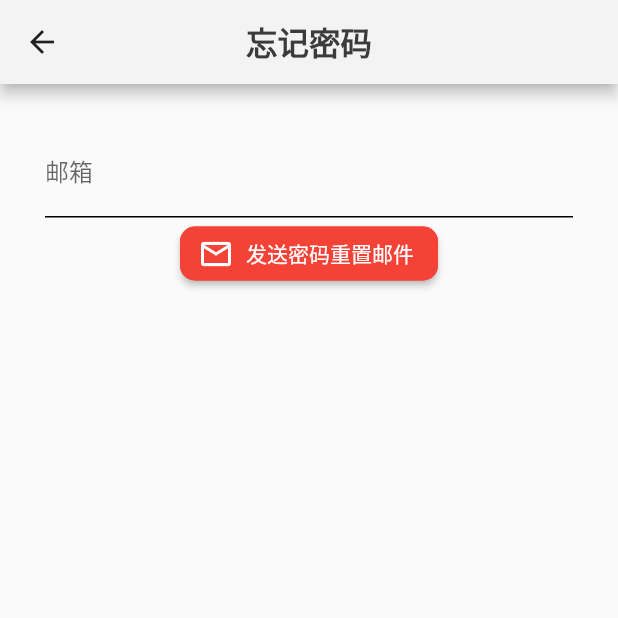
After one commit to Aiden1024/CSSA_APP, a Flutter app: the screen it shows after launch, after a tap on "忘记密码", on a phone screen of 412 x 824 dp, the top half of it. The commit adds this screen. Run offline on Flutter 3.47's test engine with Material 2 defaults, Android fonts, the light colour scheme and no system bars; our stand-ins replace cloud_firestore, file_picker, firebase_auth, firebase_core, firebase_storage, fluentui_icons and 4 more; missing offline and left inert: dart:ffi; accounts and stored records are empty.

Commit message:
reset password phase 1

```diff
--- /dev/null
+++ b/lib/screens/authenticate/forget_password.dart
@@ -0,0 +1,85 @@
+import 'package:flutter/material.dart';
+import 'package:utmcssa_app/utils/app_styles.dart';
+
+import '../../services/auth.dart';
+
+class ForgetPassword extends StatefulWidget {
+  const ForgetPassword({Key? key}) : super(key: key);
+
+  @override
+  State<ForgetPassword> createState() => _ForgetPasswordState();
+}
+
+class _ForgetPasswordState extends State<ForgetPassword> {
+  final _formKey = GlobalKey<FormState>();
+  final AuthService _auth = AuthService();
+  String email = '';
+  bool loading = false;
+  String error = '';
+
+  @override
+  Widget build(BuildContext context) {
+    return Scaffold(
+      appBar: AppBar(
+        backgroundColor: Styles.bgColor,
+        title: Text("忘记密码", style: Styles.headLineStyle2,),
+        centerTitle: true,
+        iconTheme: IconThemeData(color: Colors.black87),
+      ),
+
+      body: Container(
+        margin: EdgeInsets.symmetric(horizontal: Styles.standardHorizontalMargin, vertical: 30),
+        child: Form(
+          key: _formKey,
+          child: Column(
+            children: [
+              TextFormField(
+                  initialValue: '',
+                  validator: (val) =>
+                  val!.isEmpty ? '请输入邮箱地址' : null,
+                  onChanged: (val) {
+                    setState((() => email = val));
+                  },
+                  decoration: Styles.textInputDecoration2
+                      .copyWith(
+                      labelText: '邮箱',
+                      icon: null)),
+              ElevatedButton.icon(
+                icon: Icon(Icons.email_outlined),
+                  style: ButtonStyle(
+                      shape: MaterialStateProperty.all<
+                          RoundedRectangleBorder>(
+                          RoundedRectangleBorder(
+                              borderRadius:
+                              BorderRadius.circular(10.0),
+                              side: BorderSide(
+                                  color: Colors.red)))),
+                  onPressed: () async {
+                    if (_formKey.currentState!.validate()) {
+                      setState(() {
+                        loading = true;
+                      });
+                      dynamic result =
+                      await _auth.ResetPassword(email);
+                      if (result.runtimeType == String) {
+                        print("DEBUG:  INT HE NULL OF RESULT MEANS USER FAILED");
+                        if (this.mounted) {
+                          print("DEBUG STILL MOUNTED");
+                          setState(() {
+                            loading = false;
+                            error = result;
+                          });
+                        }
+
+                      }
+                    }
+                  },
+                  label: Text('发送密码重置邮件'))
+
+            ],
+          ),
+        )
+      ),
+    );
+  }
+}
--- a/lib/screens/authenticate/sign_in.dart
+++ b/lib/screens/authenticate/sign_in.dart
@@ -1,6 +1,7 @@
 import 'package:flutter/cupertino.dart';
 import 'package:flutter/material.dart';
 import 'package:gap/gap.dart';
+import 'package:utmcssa_app/screens/authenticate/forget_password.dart';
 import 'package:utmcssa_app/screens/authenticate/register.dart';
 import 'package:get/get.dart';
 import 'package:get/get.dart';
@@ -149,6 +150,9 @@ class _SignInState extends State<SignIn> {
                                     },
                                     child: Text('登录'))),
                             const Gap(15),
+                            Row(
+                              mainAxisAlignment: MainAxisAlignment.spaceBetween,
+                              children: [
                                 GestureDetector(
                                   child: Text(
                                     '还没有账号？前往注册',
@@ -157,6 +161,16 @@ class _SignInState extends State<SignIn> {
                                   onTap: () {
                                     widget.toggleView();
                                   },
+                                ),
+                                InkWell(
+                                  child: Text('忘记密码', style: Styles.headLineStyle4,),
+                                  splashColor: Colors.transparent,
+                                  highlightColor: Colors.transparent,
+                                  onTap: () {
+                                    Get.to(ForgetPassword());
+                                  },
+                                )
+                              ],
                             )
                           ],
                         )),
--- a/lib/services/auth.dart
+++ b/lib/services/auth.dart
@@ -69,4 +69,8 @@ class AuthService {
     }
   }
 
+  Future ResetPassword(String email) async {
+    _auth.sendPasswordResetEmail(email: email);
+  }
+
 }
--- a/lib/utils/app_styles.dart
+++ b/lib/utils/app_styles.dart
@@ -55,7 +55,6 @@ class Styles {
   );
 
   static InputDecoration textInputDecoration2 = InputDecoration(
-    icon: Icon(Icons.favorite),
     labelText: 'Label text',
     // suffixIcon: Icon(
     //   Icons.check_circle,
```
Lines whose indentation alone changed are shown as unchanged.
